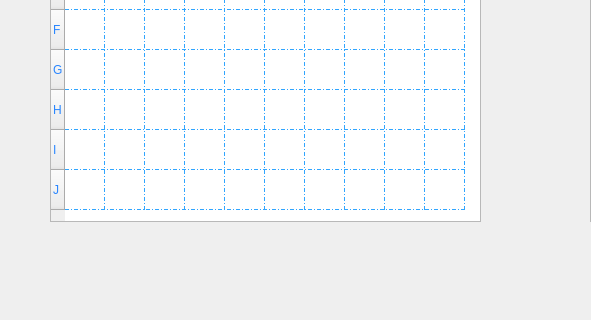
First picture: the form in dialoggameai.ui, repository pouya-prh/Battle_Ship, before the edit; both pictures show x 0 to 591 and y 277 to 597 of the 1046 by 597 pixel window.
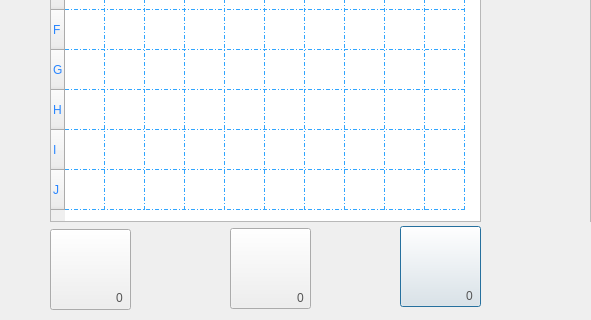
Second picture: the form after the edit. Icons and pictures are not drawn. Custom widgets are drawn as their Qt base class.

```diff
--- a/dialoggameai.ui
+++ b/dialoggameai.ui
@@ -376,6 +376,117 @@
     <string/>
    </property>
   </widget>
+  <widget class="QPushButton" name="linearAttackbutton">
+   <property name="geometry">
+    <rect>
+     <x>400</x>
+     <y>503</y>
+     <width>81</width>
+     <height>81</height>
+    </rect>
+   </property>
+   <property name="styleSheet">
+    <string notr="true">image: url(:/squareAttackFliped.png);</string>
+   </property>
+   <property name="text">
+    <string/>
+   </property>
+  </widget>
+  <widget class="QPushButton" name="atomicBombButton">
+   <property name="geometry">
+    <rect>
+     <x>230</x>
+     <y>505</y>
+     <width>81</width>
+     <height>81</height>
+    </rect>
+   </property>
+   <property name="styleSheet">
+    <string notr="true">image: url(:/Recommended Source Files/Recommended Source Files/Images/atomic bomb.png);</string>
+   </property>
+   <property name="text">
+    <string/>
+   </property>
+  </widget>
+  <widget class="QPushButton" name="trackerButton">
+   <property name="geometry">
+    <rect>
+     <x>50</x>
+     <y>506</y>
+     <width>81</width>
+     <height>81</height>
+    </rect>
+   </property>
+   <property name="styleSheet">
+    <string notr="true">image: url(:/Recommended Source Files/Recommended Source Files/Images/tracker.png);</string>
+   </property>
+   <property name="text">
+    <string/>
+   </property>
+  </widget>
+  <widget class="QLabel" name="trackerCounter">
+   <property name="geometry">
+    <rect>
+     <x>109</x>
+     <y>564</y>
+     <width>21</width>
+     <height>21</height>
+    </rect>
+   </property>
+   <property name="styleSheet">
+    <string notr="true">background-image: url(:/Recommended Source Files/Recommended Source Files/Images/WhiteBackG.png);
+font: 10pt &quot;BYRIL_Sea_Battle2&quot;;
+color: rgb(85, 85, 85);</string>
+   </property>
+   <property name="text">
+    <string>0</string>
+   </property>
+   <property name="alignment">
+    <set>Qt::AlignCenter</set>
+   </property>
+  </widget>
+  <widget class="QLabel" name="atomicBombCounter">
+   <property name="geometry">
+    <rect>
+     <x>290</x>
+     <y>564</y>
+     <width>21</width>
+     <height>21</height>
+    </rect>
+   </property>
+   <property name="styleSheet">
+    <string notr="true">background-image: url(:/Recommended Source Files/Recommended Source Files/Images/WhiteBackG.png);
+font: 10pt &quot;BYRIL_Sea_Battle2&quot;;
+color: rgb(85, 85, 85);</string>
+   </property>
+   <property name="text">
+    <string>0</string>
+   </property>
+   <property name="alignment">
+    <set>Qt::AlignCenter</set>
+   </property>
+  </widget>
+  <widget class="QLabel" name="linearAttackCounter">
+   <property name="geometry">
+    <rect>
+     <x>459</x>
+     <y>562</y>
+     <width>21</width>
+     <height>21</height>
+    </rect>
+   </property>
+   <property name="styleSheet">
+    <string notr="true">background-image: url(:/Recommended Source Files/Recommended Source Files/Images/WhiteBackG.png);
+font: 10pt &quot;BYRIL_Sea_Battle2&quot;;
+color: rgb(85, 85, 85);</string>
+   </property>
+   <property name="text">
+    <string>0</string>
+   </property>
+   <property name="alignment">
+    <set>Qt::AlignCenter</set>
+   </property>
+  </widget>
  </widget>
  <customwidgets>
   <customwidget>
```
